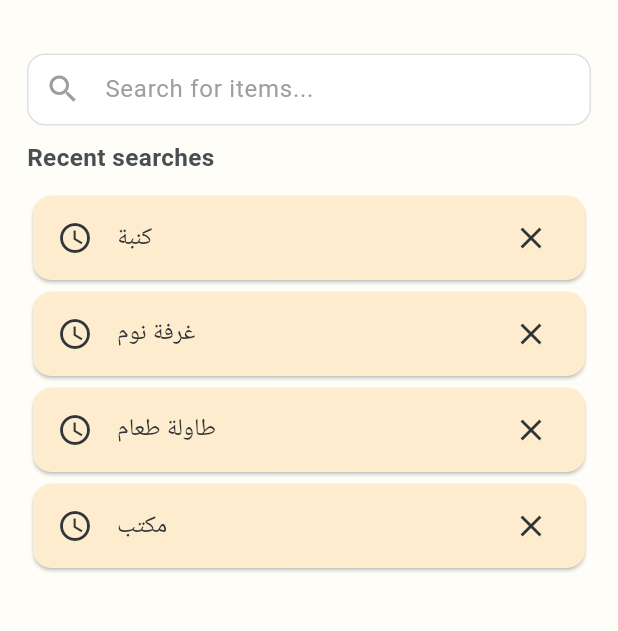
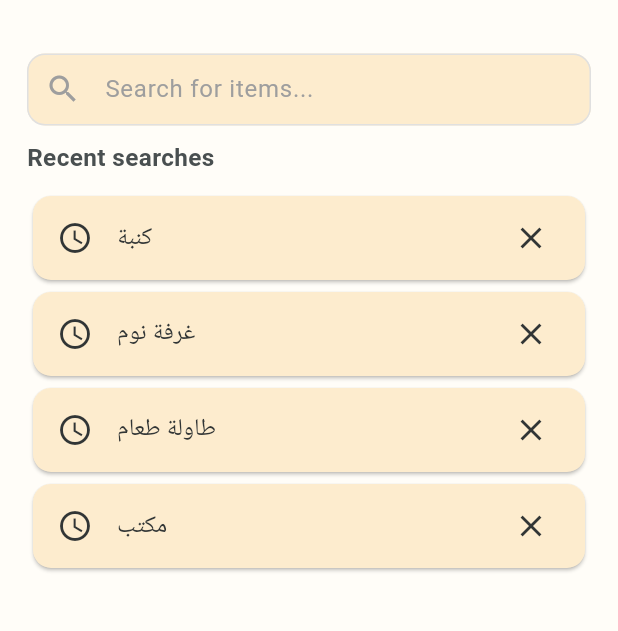
Before and after one commit to AyaAhmed29/DarcomApp, a Flutter app: the SearchView screen opened by its route, on a phone screen of 412 x 824 dp, the part 58-689 px from its top. Run offline on Flutter 3.47's test engine with Material 3 defaults, Android fonts, the phone set to English and light mode, and no system bars; our stand-ins replace bloc, cloud_firestore, dartz, firebase_auth, firebase_core, flutter_bloc and 6 more; accounts and stored records are empty.

```diff
--- a/analysis_options.yaml
+++ b/analysis_options.yaml
@@ -7,6 +7,10 @@
 
 # The following line activates a set of recommended lints for Flutter apps,
 # packages, and plugins designed to encourage good coding practices.
+analyzer:
+  errors:
+    file_names: ignore
+    depend_on_referenced_packages: ignore
 include: package:flutter_lints/flutter.yaml
 
 linter:
--- a/lib/core/utils/app_route.dart
+++ b/lib/core/utils/app_route.dart
@@ -16,12 +16,12 @@ abstract class AppRoute {
   static const String homeView = '/HomeView';
   static const String navigationView = '/NavigationView';
   static const String searchView = '/SearchView';
-  static const String categoryView  = '/CategoryView ';
+  static const String categoryView = '/CategoryView';
   // static const String accountViewNavigationView';
 
   static final router = GoRouter(
     routes: [
-      GoRoute(path: '/', builder: (context, state) => CategoryView()),
+      GoRoute(path: '/', builder: (context, state) => NavigationView()),
       GoRoute(
         path: forgotPasswordView,
         builder: (context, state) => const ForgotPasswordView(),
@@ -46,7 +46,7 @@ abstract class AppRoute {
         path: searchView,
         builder: (context, state) => const SearchView(),
       ),
-      GoRoute(path: categoryView , builder: (context, state) => CategoryView ()),
+      GoRoute(path: categoryView, builder: (context, state) => CategoryView()),
       GoRoute(path: homeView, builder: (context, state) => HomeView()),
     ],
   );
--- a/lib/feature/auth/view/forgot_password_view.dart
+++ b/lib/feature/auth/view/forgot_password_view.dart
@@ -1,7 +1,6 @@
 import 'package:darcom_app/core/helper/app_validator.dart';
 import 'package:darcom_app/core/utils/app_images.dart';
 import 'package:darcom_app/core/utils/app_padding.dart';
-import 'package:darcom_app/core/utils/app_route.dart';
 import 'package:darcom_app/core/widgets/custom_button.dart';
 import 'package:darcom_app/feature/auth/view/widgets/auth_template.dart';
 import 'package:darcom_app/feature/auth/view/widgets/custom_text_field.dart';
--- a/lib/feature/auth/view/register_view.dart
+++ b/lib/feature/auth/view/register_view.dart
@@ -2,7 +2,6 @@ import 'package:darcom_app/core/helper/app_pop_up.dart';
 import 'package:darcom_app/core/utils/app_route.dart';
 import 'package:darcom_app/feature/auth/cubit/register_cubit/register_cubit.dart';
 import 'package:darcom_app/feature/auth/cubit/register_cubit/register_state.dart';
-import 'package:darcom_app/feature/auth/view/widgets/auth_prompt.dart';
 import 'package:darcom_app/feature/auth/view/widgets/auth_template.dart';
 import 'package:darcom_app/feature/auth/view/widgets/custom_register_form.dart';
 import 'package:darcom_app/generated/l10n.dart';
--- a/lib/feature/auth/view/widgets/auth_prompt.dart
+++ b/lib/feature/auth/view/widgets/auth_prompt.dart
@@ -1,5 +1,4 @@
-import 'package:darcom_app/core/utils/app_colors.dart';
-import 'package:darcom_app/core/utils/app_padding.dart';
+
 import 'package:darcom_app/core/utils/app_styles.dart';
 import 'package:flutter/material.dart';
 import 'package:flutter_screenutil/flutter_screenutil.dart';
--- a/lib/feature/home/view/home_view.dart
+++ b/lib/feature/home/view/home_view.dart
@@ -105,6 +105,8 @@ class HomeView extends StatelessWidget {
     },
   ];
 
+   HomeView({super.key});
+
   @override
   Widget build(BuildContext context) {
     return Scaffold(
--- a/lib/feature/home/view/widgets/OfferSlider.dart
+++ b/lib/feature/home/view/widgets/OfferSlider.dart
@@ -1,4 +1,3 @@
-
 import 'dart:async';
 
 import 'package:darcom_app/core/utils/app_images.dart';
--- a/lib/feature/home/view/widgets/feature_item.dart
+++ b/lib/feature/home/view/widgets/feature_item.dart
@@ -30,6 +30,8 @@ class FeatureItem extends StatelessWidget {
               return GestureDetector(
                 onTap: () {
                   GoRouter.of(context).push(AppRoute.categoryView);
+
+                  // GoRouter.of(context).push(AppRoute.categoryView);
                 },
                 child: Padding(
                   padding: const EdgeInsets.symmetric(horizontal: 8),
--- a/lib/feature/home/view/widgets/search_widget.dart
+++ b/lib/feature/home/view/widgets/search_widget.dart
@@ -3,29 +3,37 @@ import 'package:darcom_app/generated/l10n.dart';
 import 'package:flutter/material.dart';
 
 class SearchWidget extends StatelessWidget {
-  const SearchWidget({super.key,this.readOnly = false, this.onChanged, this.onTap, this.controller});
+  const SearchWidget({
+    super.key,
+    this.readOnly = false,
+    this.onChanged,
+    this.onTap,
+    this.controller,
+  });
   final void Function(String)? onChanged;
 
   final void Function()? onTap;
   final TextEditingController? controller;
-final  bool readOnly ;
+  final bool readOnly;
 
   @override
   Widget build(BuildContext context) {
     return Padding(
       padding: AppPadding.horizontal18,
       child: TextFormField(
-        readOnly:readOnly ,
+        readOnly: readOnly,
 
         onTap: onTap,
         controller: controller,
         onChanged: onChanged,
+
         decoration: InputDecoration(
           hintText: S.of(context).SearchForItems,
           hintStyle: const TextStyle(color: Colors.grey),
           prefixIcon: const Icon(Icons.search, color: Colors.grey),
           filled: true,
-          fillColor: Colors.white,
+          fillColor: Theme.of(context).colorScheme.surface,
+
           contentPadding: const EdgeInsets.symmetric(vertical: 12),
           enabledBorder: OutlineInputBorder(
             borderRadius: BorderRadius.circular(12),
--- a/pubspec.yaml
+++ b/pubspec.yaml
@@ -28,6 +28,7 @@ environment:
 # the latest version available on pub.dev. To see which dependencies have newer
 # versions available, run `flutter pub outdated`.
 dependencies:
+  bloc: ^9.0.1
   cloud_firestore: ^5.4.4
   cupertino_icons: ^1.0.8
   dartz: ^0.10.1
```
Also changed, not shown: lib/feature/home/view/category_view.dart (+2 -32 lines), lib/feature/home/view/widgets/filters_widget.dart (added, +34 -0 lines), pubspec.lock.
